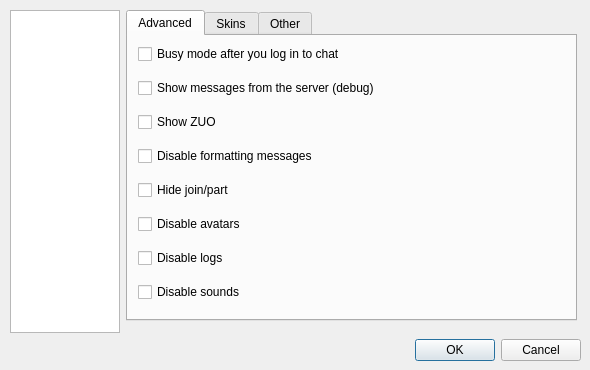
Qt form ui/options.ui (gitter-badger/simplechatclient) before a commit.
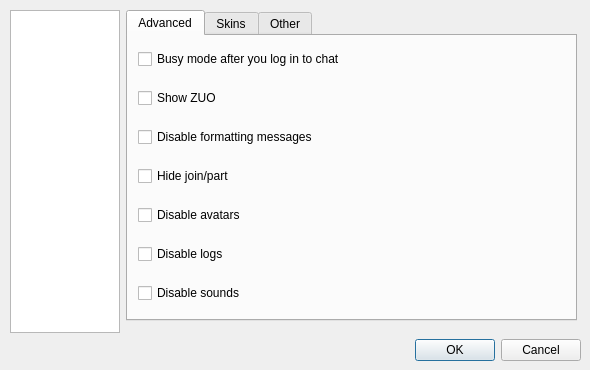
The same form after that commit. The open tabs and pages were chosen to show the change. Icons and pictures are not drawn.

Commit message: remove debug all

```diff
--- a/ui/options.ui
+++ b/ui/options.ui
@@ -279,13 +279,6 @@
                  </property>
                 </widget>
                </item>
-               <item>
-                <widget class="QCheckBox" name="checkBox_debug">
-                 <property name="text">
-                  <string>Show messages from the server (debug)</string>
-                 </property>
-                </widget>
-               </item>
                <item>
                 <widget class="QCheckBox" name="checkBox_show_zuo">
                  <property name="text">
```
The commit also changes 6 other files.
